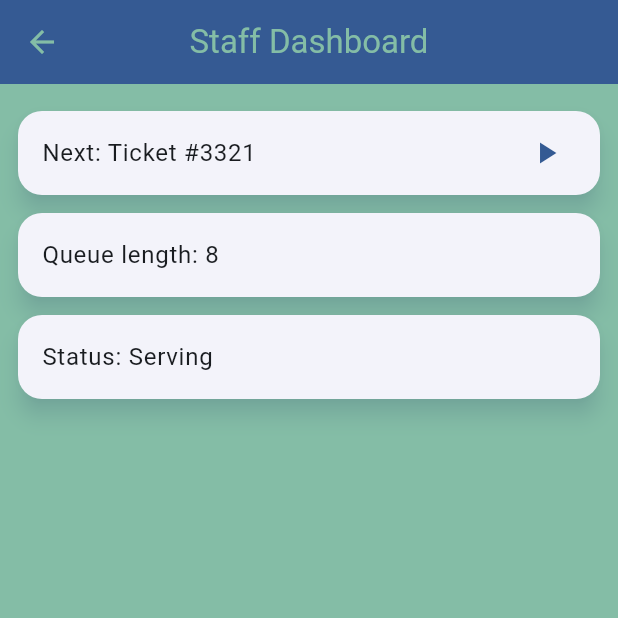
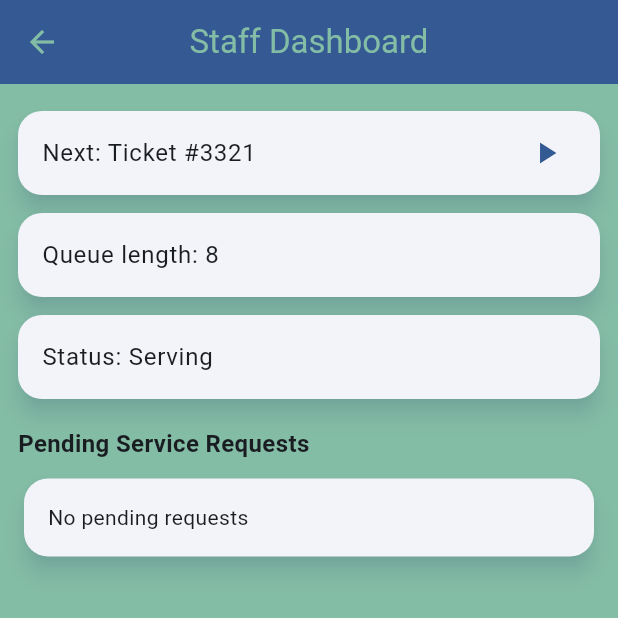
Before and after one commit to APKnation/zero-foleni, a Flutter app: the StaffDashboardScreen screen opened by its route, on a phone screen of 412 x 824 dp, the top half of it. Run offline on Flutter 3.47's test engine with Material 3 defaults, Android fonts, the phone set to English and light mode, and no system bars; our stand-ins replace flutter_riverpod, go_router, shared_preferences; accounts and stored records are empty.

Commit message:
improved ui

```diff
--- a/lib/core/router/app_router.dart
+++ b/lib/core/router/app_router.dart
@@ -19,6 +19,7 @@ import '../../features/government/screens/government_service_screen.dart';
 import '../../features/government/screens/government_ticket_tracking_screen.dart';
 import '../../features/government/screens/service_providers_screen.dart';
 import '../../features/government/screens/government_request_screen.dart';
+import '../../features/requests/request_status_screen.dart';
 import '../../features/bank/screens/bank_list_screen.dart';
 import '../../features/bank/screens/bank_branch_screen.dart';
 import '../../features/bank/screens/bank_service_screen.dart';
@@ -61,6 +62,7 @@ final routerProvider = Provider<GoRouter>((ref) {
       GoRoute(path: '/gov-providers', builder: (_, __) => const ServiceProvidersScreen()),
       GoRoute(path: '/gov-providers/:govId/:serviceId', builder: (_, s) => ServiceProvidersScreen(govId: s.pathParameters['govId'], serviceId: s.pathParameters['serviceId'])),
       GoRoute(path: '/gov-request/:govId/:serviceId/:providerId', builder: (_, s) => GovernmentRequestScreen(govId: s.pathParameters['govId']!, serviceId: s.pathParameters['serviceId']!, providerId: s.pathParameters['providerId']!)),
+      GoRoute(path: '/request-status/:requestId', builder: (_, s) => RequestStatusScreen(requestId: s.pathParameters['requestId']!)),
       GoRoute(path: '/gov-ticket', builder: (_, __) => const GovernmentTicketScreen()),
       GoRoute(path: '/gov-tracking', builder: (_, __) => const GovernmentTrackingScreen()),
       GoRoute(path: '/bank', builder: (_, __) => const BankListScreen()),
--- /dev/null
+++ b/lib/core/services/request_store.dart
@@ -0,0 +1,103 @@
+import 'dart:async';
+import 'package:flutter/foundation.dart';
+
+enum RequestStatus { submitted, waiting, approved, rejected }
+
+class ServiceRequest {
+  final String id;
+  final String module; // university, government, bank, hospital
+  final String serviceName;
+  final String providerName;
+  final String userName;
+  final String details;
+  RequestStatus status;
+  String? ticketNumber;
+  DateTime? scheduledTime;
+  final DateTime createdAt;
+
+  ServiceRequest({
+    required this.id,
+    required this.module,
+    required this.serviceName,
+    required this.providerName,
+    required this.userName,
+    required this.details,
+    this.status = RequestStatus.submitted,
+    this.ticketNumber,
+    this.scheduledTime,
+    DateTime? createdAt,
+  }) : createdAt = createdAt ?? DateTime.now();
+
+  String get statusLabel {
+    switch (status) {
+      case RequestStatus.submitted:
+        return 'Submitted';
+      case RequestStatus.waiting:
+        return 'Waiting for approval';
+      case RequestStatus.approved:
+        return 'Approved';
+      case RequestStatus.rejected:
+        return 'Rejected';
+    }
+  }
+}
+
+class RequestStore extends ChangeNotifier {
+  RequestStore._();
+  static final RequestStore instance = RequestStore._();
+
+  final List<ServiceRequest> _requests = [];
+  List<ServiceRequest> get requests => List.unmodifiable(_requests);
+
+  ServiceRequest submit({
+    required String module,
+    required String serviceName,
+    required String providerName,
+    required String userName,
+    required String details,
+  }) {
+    final req = ServiceRequest(
+      id: 'REQ-${DateTime.now().millisecondsSinceEpoch}',
+      module: module,
+      serviceName: serviceName,
+      providerName: providerName,
+      userName: userName,
+      details: details,
+      status: RequestStatus.submitted,
+    );
+    _requests.insert(0, req);
+    notifyListeners();
+    // Move to waiting after a short delay to reflect review stage.
+    Timer(const Duration(seconds: 2), () {
+      if (req.status == RequestStatus.submitted) {
+        req.status = RequestStatus.waiting;
+        notifyListeners();
+      }
+    });
+    return req;
+  }
+
+  void approve(String id) {
+    final req = _requests.firstWhere((r) => r.id == id, orElse: () => throw Exception('Request not found'));
+    final approvedCount = _requests.where((r) => r.status == RequestStatus.approved).length;
+    req.status = RequestStatus.approved;
+    req.ticketNumber = 'TKT-${1000 + _requests.indexOf(req) + approvedCount + 1}';
+    // Next available visitor slot: 5 minutes from now, staggered by approved count.
+    req.scheduledTime = DateTime.now().add(Duration(minutes: 5 + approvedCount * 5));
+    notifyListeners();
+  }
+
+  void reject(String id) {
+    final req = _requests.firstWhere((r) => r.id == id, orElse: () => throw Exception('Request not found'));
+    req.status = RequestStatus.rejected;
+    notifyListeners();
+  }
+
+  ServiceRequest? find(String id) {
+    try {
+      return _requests.firstWhere((r) => r.id == id);
+    } catch (_) {
+      return null;
+    }
+  }
+}
--- a/lib/features/staff/staff_dashboard_screen.dart
+++ b/lib/features/staff/staff_dashboard_screen.dart
@@ -1,23 +1,66 @@
 import 'package:flutter/material.dart';
 import 'package:go_router/go_router.dart';
+import '../../core/services/request_store.dart';
 import '../../core/theme/app_theme.dart';
 
 class StaffDashboardScreen extends StatelessWidget {
   const StaffDashboardScreen({super.key});
+
   @override
   Widget build(BuildContext context) {
+    final store = RequestStore.instance;
     return Scaffold(
       appBar: AppBar(
         leading: BackButton(onPressed: () => context.go('/home')),
         title: const Text('Staff Dashboard'),
       ),
-      body: ListView(
-        padding: const EdgeInsets.all(12),
-        children: const [
-          Card(margin: EdgeInsets.symmetric(vertical: 6), child: ListTile(title: Text('Next: Ticket #3321'), trailing: Icon(Icons.play_arrow, color: AppTheme.primary))),
-          Card(margin: EdgeInsets.symmetric(vertical: 6), child: ListTile(title: Text('Queue length: 8'))),
-          Card(margin: EdgeInsets.symmetric(vertical: 6), child: ListTile(title: Text('Status: Serving'))),
-        ],
+      body: AnimatedBuilder(
+        animation: store,
+        builder: (context, _) {
+          final pending = store.requests.where((r) => r.status == RequestStatus.submitted || r.status == RequestStatus.waiting).toList();
+          return ListView(
+            padding: const EdgeInsets.all(12),
+            children: [
+              const Card(margin: EdgeInsets.symmetric(vertical: 6), child: ListTile(title: Text('Next: Ticket #3321'), trailing: Icon(Icons.play_arrow, color: AppTheme.primary))),
+              const Card(margin: EdgeInsets.symmetric(vertical: 6), child: ListTile(title: Text('Queue length: 8'))),
+              const Card(margin: EdgeInsets.symmetric(vertical: 6), child: ListTile(title: Text('Status: Serving'))),
+              const SizedBox(height: 12),
+              const Text('Pending Service Requests', style: TextStyle(fontWeight: FontWeight.bold, fontSize: 16)),
+              const SizedBox(height: 8),
+              if (pending.isEmpty)
+                const Card(child: Padding(padding: EdgeInsets.all(16), child: Text('No pending requests'))),
+              ...pending.map((r) => Card(
+                    margin: const EdgeInsets.symmetric(vertical: 6),
+                    child: Padding(
+                      padding: const EdgeInsets.all(12),
+                      child: Column(
+                        crossAxisAlignment: CrossAxisAlignment.start,
+                        children: [
+                          Text('${r.serviceName} (${r.module})', style: const TextStyle(fontWeight: FontWeight.bold)),
+                          Text('Provider: ${r.providerName}'),
+                          Text('Applicant: ${r.userName}'),
+                          if (r.details.isNotEmpty) Text('Details: ${r.details}'),
+                          const SizedBox(height: 8),
+                          Row(
+                            children: [
+                              FilledButton(
+                                onPressed: () => store.approve(r.id),
+                                child: const Text('Approve'),
+                              ),
+                              const SizedBox(width: 8),
+                              OutlinedButton(
+                                onPressed: () => store.reject(r.id),
+                                child: const Text('Reject'),
+                              ),
+                            ],
+                          ),
+                        ],
+                      ),
+                    ),
+                  )),
+            ],
+          );
+        },
       ),
     );
   }
--- a/lib/main.dart
+++ b/lib/main.dart
@@ -19,6 +19,7 @@ import 'features/university/screens/university_list_screen.dart';
 import 'features/university/screens/university_service_screen.dart';
 import 'features/university/screens/university_provider_screen.dart';
 import 'features/university/screens/university_request_screen.dart';
+import 'features/requests/request_status_screen.dart';
 import 'features/university/screens/university_ticket_tracking_screen.dart';
 import 'features/staff/staff_dashboard_screen.dart';
 import 'features/government/screens/government_list_screen.dart';
@@ -85,6 +86,7 @@ class ZeroFoleniApp extends ConsumerWidget {
         GoRoute(path: '/gov-providers', builder: (_, __) => const ServiceProvidersScreen()),
         GoRoute(path: '/gov-providers/:govId/:serviceId', builder: (_, s) => ServiceProvidersScreen(govId: s.pathParameters['govId'], serviceId: s.pathParameters['serviceId'])),
         GoRoute(path: '/gov-request/:govId/:serviceId/:providerId', builder: (_, s) => GovernmentRequestScreen(govId: s.pathParameters['govId']!, serviceId: s.pathParameters['serviceId']!, providerId: s.pathParameters['providerId']!)),
+        GoRoute(path: '/request-status/:requestId', builder: (_, s) => RequestStatusScreen(requestId: s.pathParameters['requestId']!)),
         GoRoute(path: '/gov-ticket', builder: (_, __) => const GovernmentTicketScreen()),
         GoRoute(path: '/gov-tracking', builder: (_, __) => const GovernmentTrackingScreen()),
 
```
Also changed, not shown: lib/features/government/screens/government_request_screen.dart (+17 -1 lines), lib/features/requests/request_status_screen.dart (added, +142 -0 lines), lib/features/university/screens/university_request_screen.dart (+17 -1 lines).
